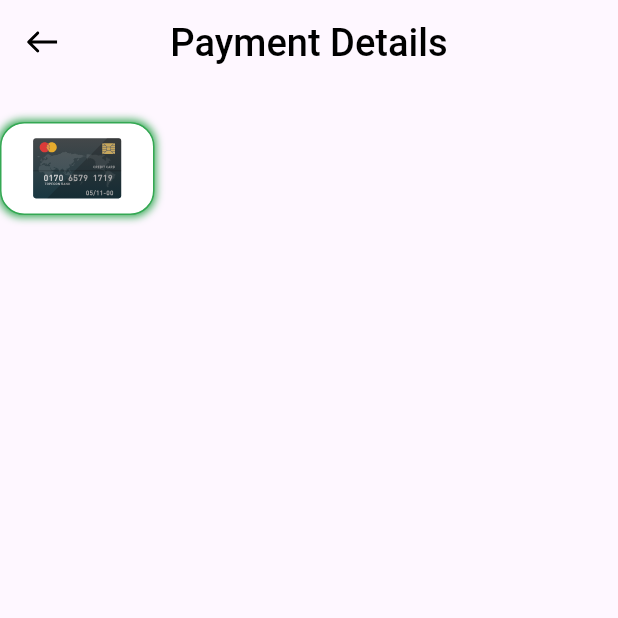
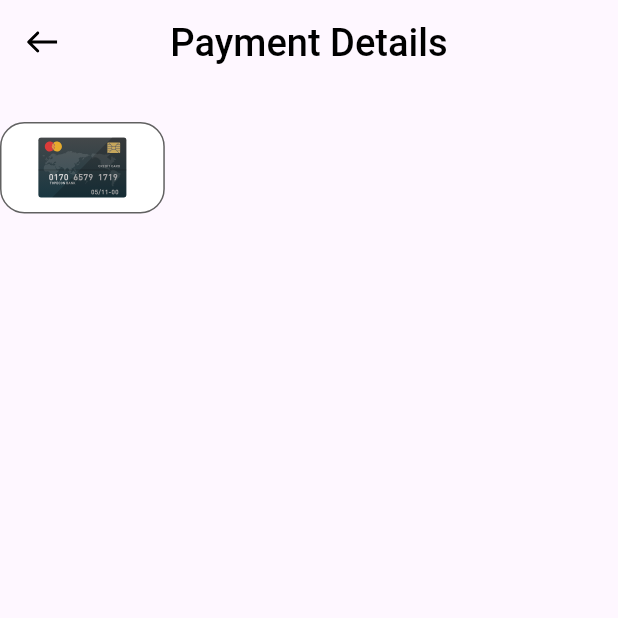
Before and after one commit to MohammedGhazaly/payment_flutter, a Flutter app: the PaymentDetailsView screen opened directly, on a phone screen of 412 x 824 dp, the top half of it. Run offline on Flutter 3.47's test engine with Material 3 defaults, Android fonts, the phone set to English and light mode, and no system bars; our stand-ins replace flutter_screenutil, flutter_svg.

Commit message:
Added payment method item for active and inactive

```diff
--- a/lib/features/checkout/presentation/views/payment_details_widgets/payment_details_body.dart
+++ b/lib/features/checkout/presentation/views/payment_details_widgets/payment_details_body.dart
@@ -1,7 +1,6 @@
 import 'package:flutter/material.dart';
-import 'package:flutter_payments/core/assets/app_assets.dart';
+import 'package:flutter_payments/features/checkout/presentation/views/payment_details_widgets/payment_method_item.dart';
 import 'package:flutter_screenutil/flutter_screenutil.dart';
-import 'package:flutter_svg/flutter_svg.dart';
 
 class PaymentDetailsBody extends StatelessWidget {
   const PaymentDetailsBody({super.key});
@@ -13,29 +12,8 @@ class PaymentDetailsBody extends StatelessWidget {
         SizedBox(
           height: 25.h,
         ),
-        Container(
-          width: 103,
-          height: 62,
-          decoration: BoxDecoration(
-            borderRadius: BorderRadius.circular(16.r),
-            color: Colors.white,
-            border: Border.all(color: Color(0xFF34A853)),
-            boxShadow: [
-              BoxShadow(
-                color: Color(0xFF34A853),
-                blurRadius: 4,
-                offset: Offset(0, 0),
-                spreadRadius: 1,
-              )
-            ],
-          ),
-          child: Center(
-            child: SvgPicture.asset(
-              AppAssets.masterCard,
-              // width: 45.h,
-              height: 40.h,
-            ),
-          ),
+        PaymentMethodItem(
+          isActive: false,
         )
       ],
     );
--- /dev/null
+++ b/lib/features/checkout/presentation/views/payment_details_widgets/payment_method_item.dart
@@ -0,0 +1,45 @@
+import 'package:flutter/material.dart';
+import 'package:flutter_payments/core/assets/app_assets.dart';
+import 'package:flutter_screenutil/flutter_screenutil.dart';
+import 'package:flutter_svg/svg.dart';
+
+class PaymentMethodItem extends StatelessWidget {
+  final bool isActive;
+  const PaymentMethodItem({
+    super.key,
+    this.isActive = false,
+  });
+
+  @override
+  Widget build(BuildContext context) {
+    return AnimatedContainer(
+      duration: const Duration(milliseconds: 250),
+      width: 100.w,
+      height: 60.h,
+      decoration: BoxDecoration(
+        borderRadius: BorderRadius.circular(16.r),
+        color: Colors.white,
+        border: Border.all(
+          color: isActive ? Color(0xFF34A853) : Colors.grey[700]!,
+        ),
+        boxShadow: isActive
+            ? [
+                BoxShadow(
+                  color: Color(0xFF34A853),
+                  blurRadius: 4,
+                  offset: Offset(0, 0),
+                  spreadRadius: 1,
+                )
+              ]
+            : null,
+      ),
+      child: Center(
+        child: SvgPicture.asset(
+          AppAssets.masterCard,
+          // width: 45.h,
+          height: 40.h,
+        ),
+      ),
+    );
+  }
+}
```
